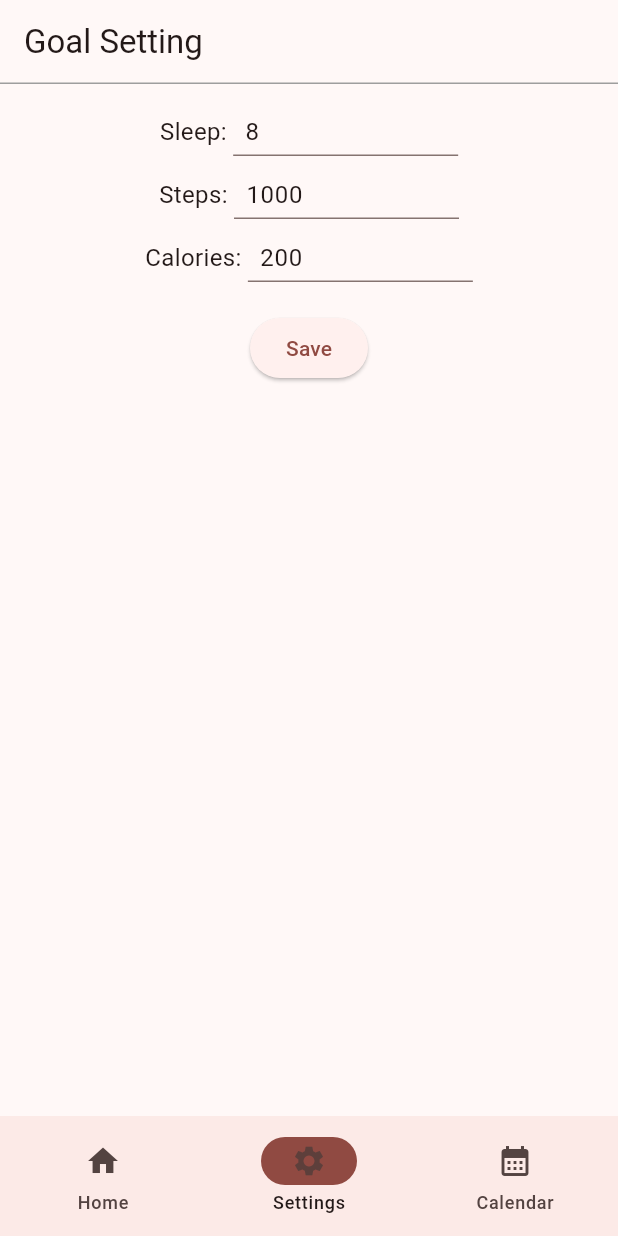
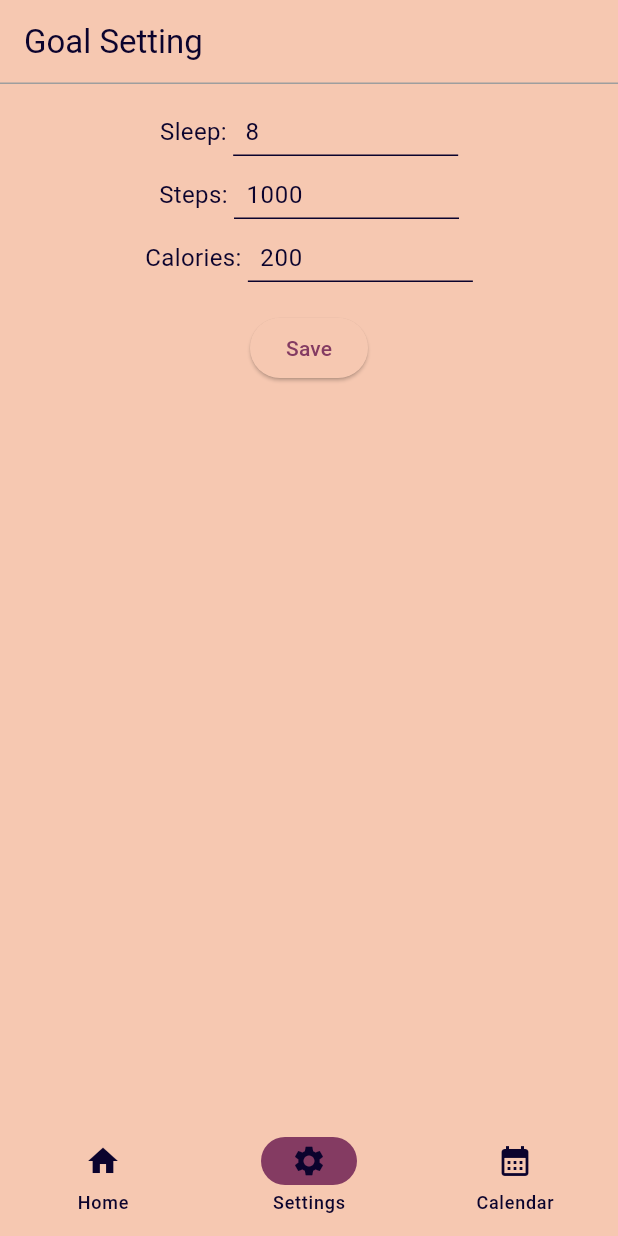
Before and after one commit to juliettepark/melon-metrics, a Flutter app: the screen it shows after launch, item 2 of the bottom bar chosen, on a phone screen of 412 x 824 dp. Run offline on Flutter 3.47's test engine with Material 3 defaults, Android fonts, the phone set to English and light mode, and no system bars; our stand-ins replace isar, table_calendar; missing offline and left inert: flame, health; accounts and stored records are empty; generated files the repository leaves out were written again; network calls fail.

Commit message:
new color scheme and fixed paddings for overflow

```diff
--- a/lib/main.dart
+++ b/lib/main.dart
@@ -44,9 +44,21 @@ class MainApp extends StatelessWidget {
     return MaterialApp(
       home: MelonMetricsApp(isar: isar), // Home app
       theme: ThemeData(
-        colorScheme: ColorScheme.fromSeed(seedColor: Colors.red),
+        colorScheme: const ColorScheme(brightness: Brightness.light,
+          primary: Color.fromRGBO(132, 59, 98, 1),
+          onPrimary: Color.fromRGBO(11, 3, 45, 1),
+          secondary: Color.fromRGBO(11, 3, 45, 1),
+          onSecondary: Color.fromRGBO(11, 3, 45, 1),
+          error: Color.fromRGBO(246, 126, 125, 1),
+          onError: Color.fromRGBO(246, 126, 125, 1),
+          surface: Color.fromRGBO(246, 200, 177, 1),
+          onSurface: Color.fromRGBO(11, 3, 45, 1)),
+        // colorScheme: ColorScheme.fromSeed(seedColor: Colors.red),
         useMaterial3: true,
       ),
     );
   }
 }
+
+// Color.fromRGBO(132, 59, 98, 1)
+// Color.fromRGBO(11, 3, 45, 1)
--- a/lib/views/home_view.dart
+++ b/lib/views/home_view.dart
@@ -27,7 +27,7 @@ class HomeView extends StatelessWidget {
       Consumer2<HealthProvider, GoalProvider>(
       builder: (context, healthProvider, goalProvider, child) {
         return Padding(
-          padding: const EdgeInsets.all(50.0),
+          padding: const EdgeInsets.only(top: 70, left: 20, right: 20, bottom: 30),
           child: Column(
             children: <Widget>[
               // Health stats
```
Also changed, not shown: lib/views/progress_bar.dart (+8 -6 lines), lib/views/weather_widget.dart (+4 -3 lines).
